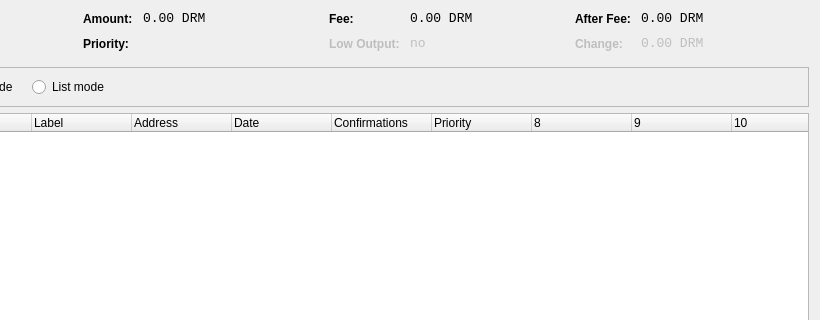
Qt form src/qt/forms/coincontroldialog.ui (RenosCoin/RenosCoin) before a commit; both pictures show x 180 to 1000 and y 0 to 320 of the 1000 by 500 pixel window.
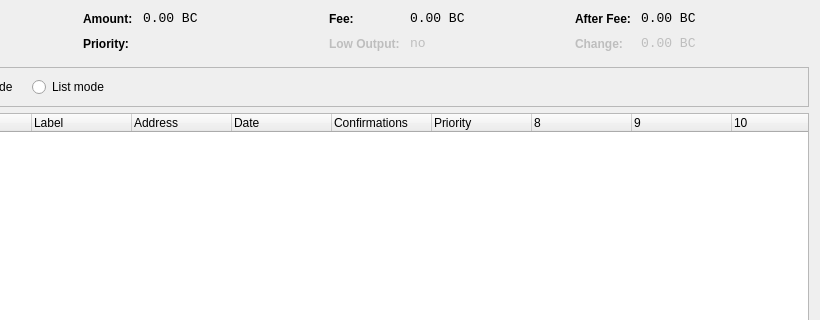
The same form after that commit. Custom widgets are drawn as their Qt base class.

Diff of the .ui file:
```diff
--- a/src/qt/forms/coincontroldialog.ui
+++ b/src/qt/forms/coincontroldialog.ui
@@ -141,7 +141,7 @@
           <enum>Qt::ActionsContextMenu</enum>
          </property>
          <property name="text">
-          <string notr="true">0.00 DRM</string>
+          <string notr="true">0.00 BC</string>
          </property>
          <property name="textInteractionFlags">
           <set>Qt::LinksAccessibleByMouse|Qt::TextSelectableByKeyboard|Qt::TextSelectableByMouse</set>
@@ -221,7 +221,7 @@
           <enum>Qt::ActionsContextMenu</enum>
          </property>
          <property name="text">
-          <string notr="true">0.00 DRM</string>
+          <string notr="true">0.00 BC</string>
          </property>
          <property name="textInteractionFlags">
           <set>Qt::LinksAccessibleByMouse|Qt::TextSelectableByKeyboard|Qt::TextSelectableByMouse</set>
@@ -307,7 +307,7 @@
           <enum>Qt::ActionsContextMenu</enum>
          </property>
          <property name="text">
-          <string notr="true">0.00 DRM</string>
+          <string notr="true">0.00 BC</string>
          </property>
          <property name="textInteractionFlags">
           <set>Qt::LinksAccessibleByMouse|Qt::TextSelectableByKeyboard|Qt::TextSelectableByMouse</set>
@@ -345,7 +345,7 @@
           <enum>Qt::ActionsContextMenu</enum>
          </property>
          <property name="text">
-          <string notr="true">0.00 DRM</string>
+          <string notr="true">0.00 BC</string>
          </property>
          <property name="textInteractionFlags">
           <set>Qt::LinksAccessibleByMouse|Qt::TextSelectableByKeyboard|Qt::TextSelectableByMouse</set>
```
